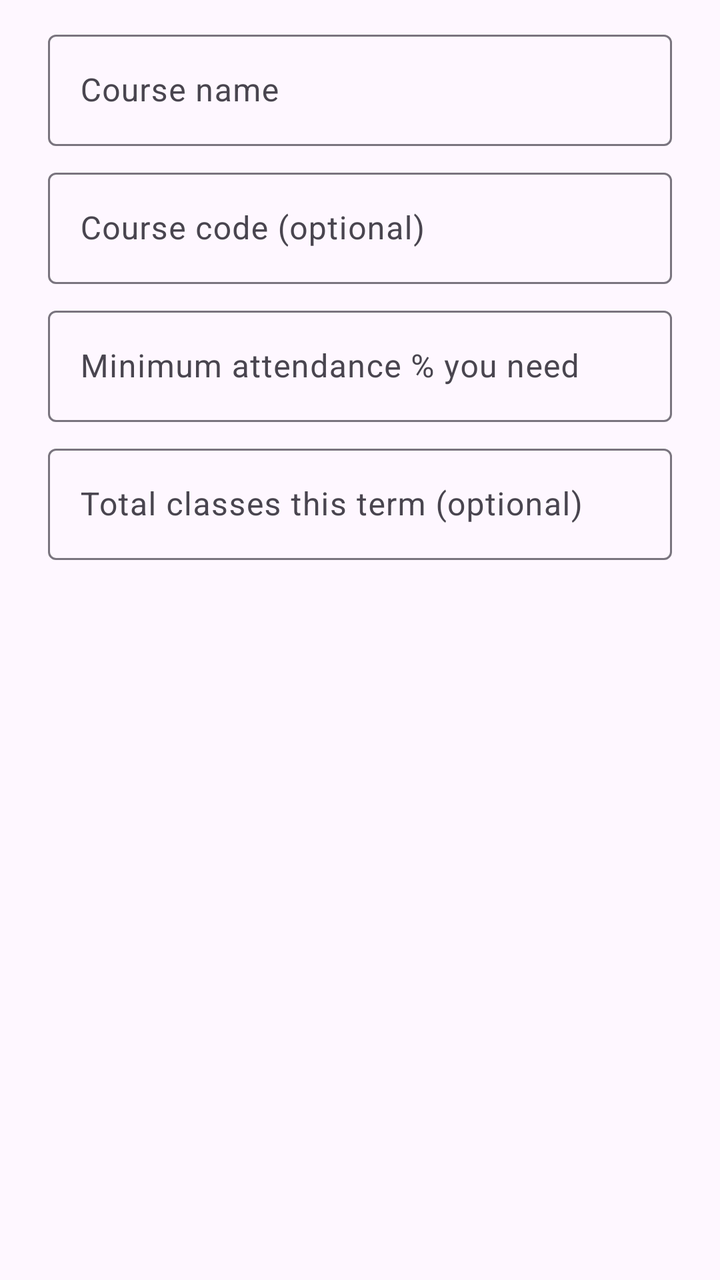
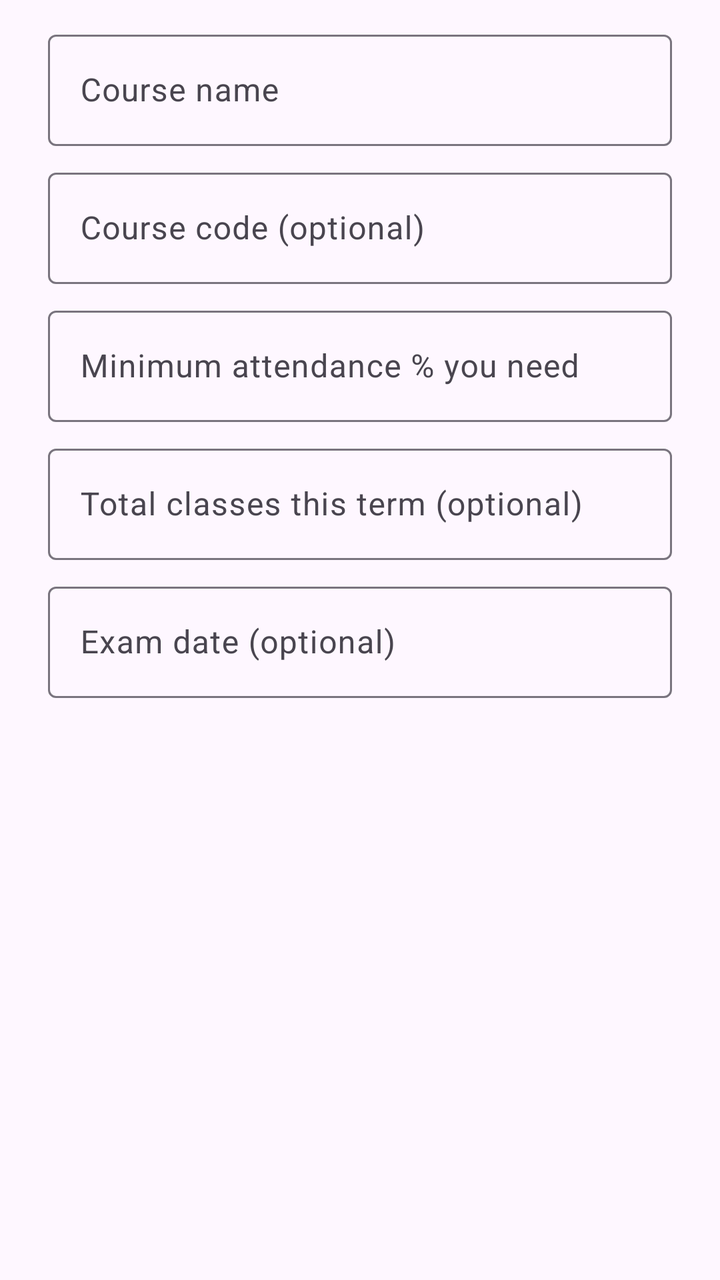

Screens rendered from an Android XML layout before and after an edit, with the pre-edit source and the edit as a unified diff.
<!-- AndroidManifest.xml: application theme Theme.CampusCompanion -->
<!-- res/layout/dialog_attendance_course.xml -->
<?xml version="1.0" encoding="utf-8"?>
<LinearLayout xmlns:android="http://schemas.android.com/apk/res/android"
    android:layout_width="match_parent"
    android:layout_height="wrap_content"
    android:orientation="vertical"
    android:paddingHorizontal="24dp"
    android:paddingTop="12dp">

    <com.google.android.material.textfield.TextInputLayout
        android:id="@+id/tilName"
        android:layout_width="match_parent"
        android:layout_height="wrap_content"
        android:hint="Course name">

        <com.google.android.material.textfield.TextInputEditText
            android:id="@+id/etName"
            android:layout_width="match_parent"
            android:layout_height="wrap_content"
            android:inputType="textCapWords"
            android:maxLines="1" />
    </com.google.android.material.textfield.TextInputLayout>

    <com.google.android.material.textfield.TextInputLayout
        android:id="@+id/tilCode"
        android:layout_width="match_parent"
        android:layout_height="wrap_content"
        android:layout_marginTop="8dp"
        android:hint="Course code (optional)">

        <com.google.android.material.textfield.TextInputEditText
            android:id="@+id/etCode"
            android:layout_width="match_parent"
            android:layout_height="wrap_content"
            android:inputType="textCapCharacters"
            android:maxLines="1" />
    </com.google.android.material.textfield.TextInputLayout>

    <com.google.android.material.textfield.TextInputLayout
        android:id="@+id/tilMin"
        android:layout_width="match_parent"
        android:layout_height="wrap_content"
        android:layout_marginTop="8dp"
        android:hint="Minimum attendance % you need">

        <com.google.android.material.textfield.TextInputEditText
            android:id="@+id/etMin"
            android:layout_width="match_parent"
            android:layout_height="wrap_content"
            android:inputType="number"
            android:maxLength="3"
            android:maxLines="1" />
    </com.google.android.material.textfield.TextInputLayout>

    <com.google.android.material.textfield.TextInputLayout
        android:id="@+id/tilTotal"
        android:layout_width="match_parent"
        android:layout_height="wrap_content"
        android:layout_marginTop="8dp"
        android:hint="Total classes this term (optional)">

        <com.google.android.material.textfield.TextInputEditText
            android:id="@+id/etTotal"
            android:layout_width="match_parent"
            android:layout_height="wrap_content"
            android:inputType="number"
            android:maxLength="3"
            android:maxLines="1" />
    </com.google.android.material.textfield.TextInputLayout>
</LinearLayout>
<!-- resources referenced by this layout -->
<resources>
  <style name="Theme.CampusCompanion" parent="Base.Theme.CampusCompanion" />
  <style name="Base.Theme.CampusCompanion" parent="Theme.Material3.DayNight.NoActionBar">
          
      </style>
</resources>

<!-- the commit's change to res/layout/dialog_attendance_course.xml (unified diff, before → after) -->
@@ -66,4 +66,21 @@
             android:maxLength="3"
             android:maxLines="1" />
     </com.google.android.material.textfield.TextInputLayout>
+
+    <com.google.android.material.textfield.TextInputLayout
+        android:id="@+id/tilExam"
+        android:layout_width="match_parent"
+        android:layout_height="wrap_content"
+        android:layout_marginTop="8dp"
+        android:hint="Exam date (optional)">
+
+        <com.google.android.material.textfield.TextInputEditText
+            android:id="@+id/etExam"
+            android:layout_width="match_parent"
+            android:layout_height="wrap_content"
+            android:clickable="true"
+            android:cursorVisible="false"
+            android:focusable="false"
+            android:inputType="none" />
+    </com.google.android.material.textfield.TextInputLayout>
 </LinearLayout>
